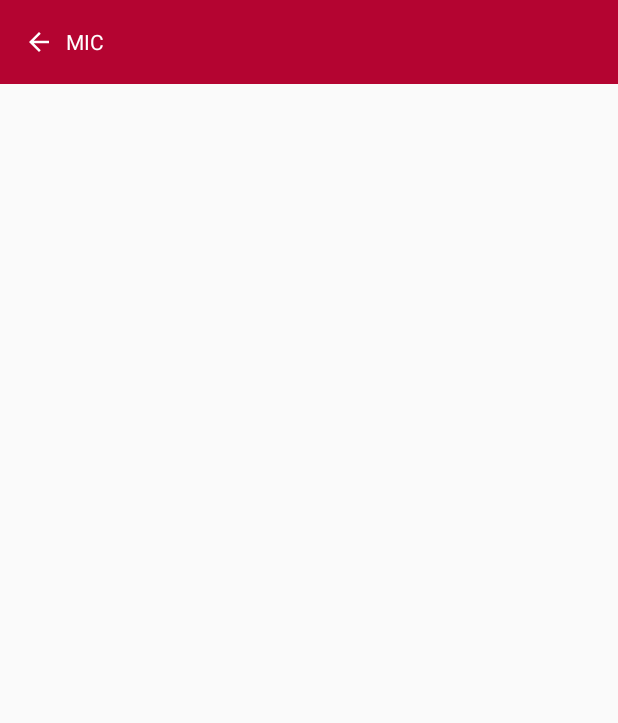
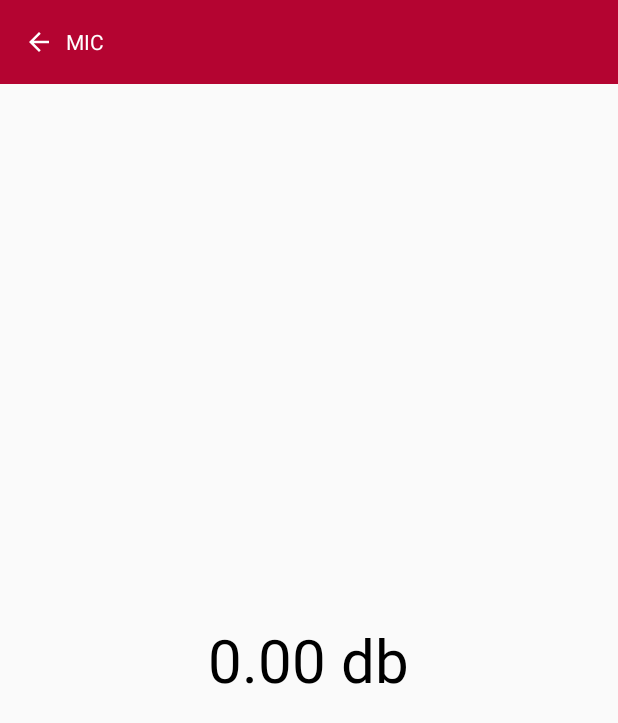
Before and after one commit to taeiim/Intern_TheS, an Android app: the MicActivity screen opened directly, with no data from a screen before it, on a phone screen of 412 x 824 dp. Shown: the top 723 px of the screen. Run offline under Robolectric (Android 15) with nearby library versions, the phone set to English and light mode, and no system bars; libraries missing offline, so code that uses them is left out: com.hyperiontech.ledctl.

Commit message:
getting mic decibels, finish key press

```diff
--- a/Sensor_Test_Application/app/src/main/AndroidManifest.xml
+++ b/Sensor_Test_Application/app/src/main/AndroidManifest.xml
@@ -3,6 +3,8 @@
     package="com.example.parktaeim.sensor_test_application">
     <uses-permission android:name="android.permission.WAKE_LOCK"/>
     <uses-permission android:name="android.permission.INTERNET"/>
+    <uses-permission android:name="android.permission.RECORD_AUDIO" />
+    <uses-permission android:name="android.permission.WRITE_EXTERNAL_STORAGE"/>
 
     <application
         android:allowBackup="true"
--- a/Sensor_Test_Application/app/src/main/java/com/example/parktaeim/sensor_test_application/MicActivity.java
+++ b/Sensor_Test_Application/app/src/main/java/com/example/parktaeim/sensor_test_application/MicActivity.java
@@ -1,18 +1,73 @@
 package com.example.parktaeim.sensor_test_application;
 
+import android.media.AudioFormat;
+import android.media.AudioRecord;
+import android.media.MediaRecorder;
 import android.os.Bundle;
 import android.support.annotation.Nullable;
 import android.support.v7.app.AppCompatActivity;
+import android.util.Log;
+import android.widget.TextView;
+
+import java.io.IOException;
+import java.util.Timer;
+import java.util.TimerTask;
 
 /**
  * Created by parktaeim on 2018. 1. 11..
  */
 
 public class MicActivity extends AppCompatActivity {
+    MediaRecorder recorder = new MediaRecorder();
+    private TextView micDbTextView;
+
     @Override
     protected void onCreate(@Nullable Bundle savedInstanceState) {
         super.onCreate(savedInstanceState);
         setContentView(R.layout.activity_mic);
 
+        recorder.setAudioSource(MediaRecorder.AudioSource.MIC);
+        recorder.setOutputFormat(MediaRecorder.OutputFormat.THREE_GPP);
+        recorder.setAudioEncoder(MediaRecorder.AudioEncoder.AMR_NB);
+        Timer timer = new Timer();
+        timer.scheduleAtFixedRate(new RecorderTask(recorder), 0, 500);
+        recorder.setOutputFile("/dev/null");
+
+        try {
+            recorder.prepare();
+            recorder.start();
+
+        } catch (IllegalStateException e) {
+            e.printStackTrace();
+        } catch (IOException e) {
+            e.printStackTrace();
+        }
+
+        micDbTextView = (TextView) findViewById(R.id.dbTextView);
+
     }
+
+    private class RecorderTask extends TimerTask {
+        private MediaRecorder recorder;
+
+        public RecorderTask(MediaRecorder recorder) {
+            this.recorder = recorder;
+        }
+
+        public void run() {
+            runOnUiThread(new Runnable() {
+                @Override
+                public void run() {
+                    int amplitude = recorder.getMaxAmplitude();
+                    double amplitudeDb = 20 * Math.log10((double)Math.abs(amplitude));
+                    Log.d("mic haha",String.valueOf(amplitudeDb));
+                    if(String.valueOf(amplitudeDb).equals("-Infinity")) amplitudeDb=0;
+
+                    micDbTextView.setText(String.format("%.2f",amplitudeDb));
+                }
+            });
+
+        }
+    }
+
 }
--- a/Sensor_Test_Application/app/src/main/java/com/example/parktaeim/sensor_test_application/SpeakerActivity.java
+++ b/Sensor_Test_Application/app/src/main/java/com/example/parktaeim/sensor_test_application/SpeakerActivity.java
@@ -5,6 +5,7 @@ import android.media.AudioTrack;
 import android.os.Bundle;
 import android.support.annotation.Nullable;
 import android.support.v7.app.AppCompatActivity;
+
 
 /**
  * Created by parktaeim on 2018. 1. 11..
--- a/Sensor_Test_Application/app/src/main/res/layout/activity_mic.xml
+++ b/Sensor_Test_Application/app/src/main/res/layout/activity_mic.xml
@@ -1,8 +1,9 @@
 <?xml version="1.0" encoding="utf-8"?>
-<LinearLayout
-    xmlns:android="http://schemas.android.com/apk/res/android" android:layout_width="match_parent"
+<LinearLayout xmlns:android="http://schemas.android.com/apk/res/android"
+    android:layout_width="match_parent"
     android:layout_height="match_parent"
     android:orientation="vertical">
+
     <android.support.v7.widget.Toolbar
         android:id="@+id/toolbar"
         android:layout_width="match_parent"
@@ -13,15 +14,38 @@
             android:id="@+id/compass_icon_back"
             android:layout_width="20dp"
             android:layout_height="20dp"
-            android:src="@drawable/icon_back"
-            android:layout_marginRight="8dp"/>
+            android:layout_marginRight="8dp"
+            android:src="@drawable/icon_back" />
 
         <TextView
             android:layout_width="wrap_content"
             android:layout_height="wrap_content"
             android:text="MIC"
-            android:textColor="#FFFFFF"/>
+            android:textColor="#FFFFFF" />
 
     </android.support.v7.widget.Toolbar>
 
+    <LinearLayout
+        android:layout_width="match_parent"
+        android:layout_height="match_parent"
+        android:layout_gravity="center"
+        android:gravity="center"
+        android:orientation="horizontal">
+
+        <TextView
+            android:id="@+id/dbTextView"
+            android:layout_width="wrap_content"
+            android:layout_height="wrap_content"
+            android:text="0"
+            android:textColor="#000"
+            android:textSize="40dp" />
+
+        <TextView
+            android:layout_width="wrap_content"
+            android:layout_height="wrap_content"
+            android:text=" db"
+            android:textColor="#000"
+            android:textSize="40dp" />
+
+    </LinearLayout>
 </LinearLayout>
--- a/Sensor_Test_Application/build.gradle
+++ b/Sensor_Test_Application/build.gradle
@@ -5,6 +5,9 @@ buildscript {
     repositories {
         google()
         jcenter()
+        mavenLocal()
+        mavenCentral()
+        maven { url 'https://www.myget.org/F/abtsoftware/maven' }
     }
     dependencies {
         classpath 'com.android.tools.build:gradle:3.0.0-rc2'
@@ -19,6 +22,8 @@ allprojects {
     repositories {
         google()
         jcenter()
+        maven { url 'https://www.myget.org/F/abtsoftware/maven' }
+
     }
 }
 
--- a/Sensor_Test_Application/settings.gradle
+++ b/Sensor_Test_Application/settings.gradle
@@ -1 +1,3 @@
-include ':app', ':ledctl'
+include ':app', ':ledctl', ':audioSpectrumAnalyzer', ':FFTLibrary'
+project(':audioSpectrumAnalyzer').projectDir = new File('audio-analyzer-for-android/audioSpectrumAnalyzer')
+project(':FFTLibrary').projectDir = new File('audio-analyzer-for-android/FFTLibrary')
```
Also changed, not shown: Sensor_Test_Application/app/build.gradle (+6 -1 lines), Sensor_Test_Application/app/src/main/java/com/example/parktaeim/sensor_test_application/KeyPressActivity.java (+10 -9 lines), Sensor_Test_Application/app/src/main/java/com/example/parktaeim/sensor_test_application/MainActivity.java (+64 -12 lines), Sensor_Test_Application/app/src/main/res/layout/activity_main.xml (+10 -4 lines).
